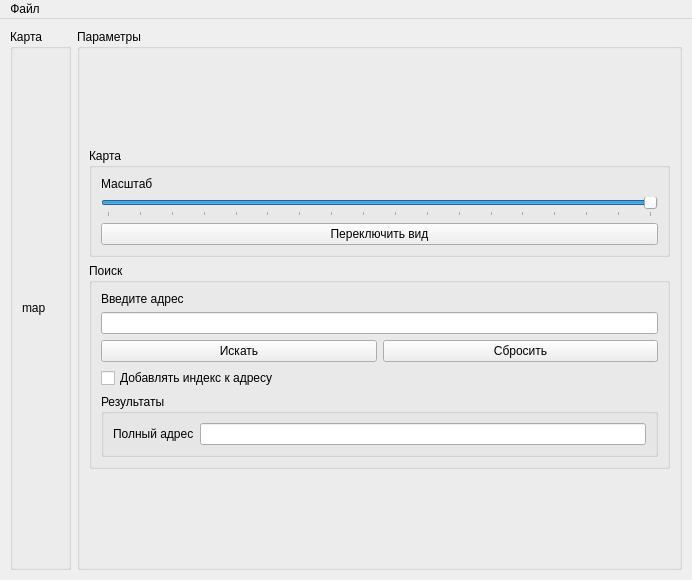
The window that MainWindow.ui (AquaUseful/yanlic-bigyamaps) describes before a commit, drawn with Qt 5.
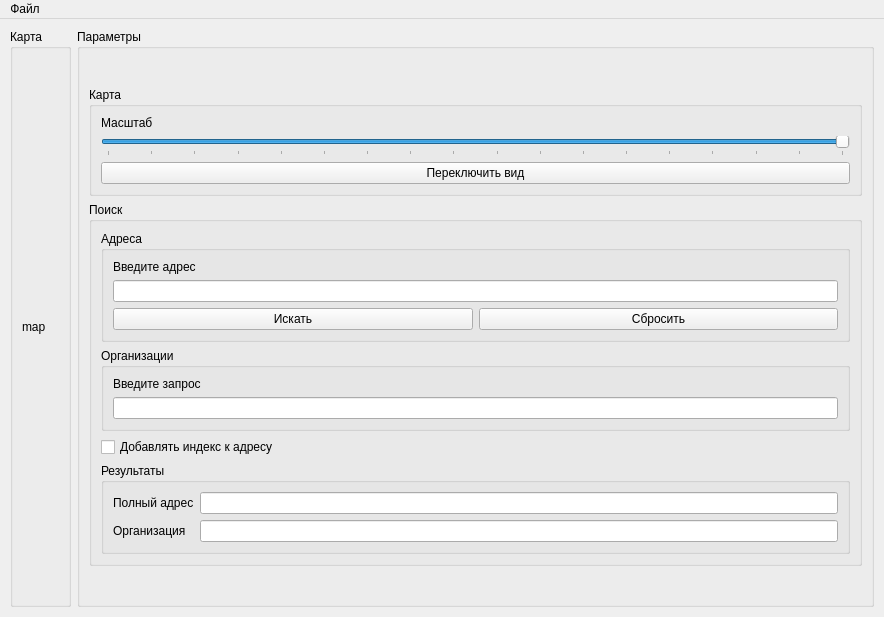
The same window after the commit. Custom widgets are drawn as their Qt base class.

Commit message: Add organization search (buggy)

What changed in the file:
```diff
--- a/MainWindow.ui
+++ b/MainWindow.ui
@@ -6,8 +6,8 @@
    <rect>
     <x>0</x>
     <y>0</y>
-    <width>692</width>
-    <height>580</height>
+    <width>884</width>
+    <height>617</height>
    </rect>
   </property>
   <property name="focusPolicy">
@@ -35,14 +35,46 @@
       <property name="title">
        <string>Карта</string>
       </property>
-      <layout class="QGridLayout" name="gridLayout">
-       <item row="0" column="0">
-        <widget class="QLabel" name="label_map">
+      <layout class="QVBoxLayout" name="verticalLayout_4">
+       <item>
+        <spacer name="verticalSpacer_3">
+         <property name="orientation">
+          <enum>Qt::Vertical</enum>
+         </property>
+         <property name="sizeHint" stdset="0">
+          <size>
+           <width>20</width>
+           <height>40</height>
+          </size>
+         </property>
+        </spacer>
+       </item>
+       <item>
+        <widget class="QLabel_clickable" name="label_map">
+         <property name="sizePolicy">
+          <sizepolicy hsizetype="Preferred" vsizetype="Preferred">
+           <horstretch>0</horstretch>
+           <verstretch>0</verstretch>
+          </sizepolicy>
+         </property>
          <property name="text">
           <string>map</string>
          </property>
         </widget>
        </item>
+       <item>
+        <spacer name="verticalSpacer_4">
+         <property name="orientation">
+          <enum>Qt::Vertical</enum>
+         </property>
+         <property name="sizeHint" stdset="0">
+          <size>
+           <width>20</width>
+           <height>40</height>
+          </size>
+         </property>
+        </spacer>
+       </item>
       </layout>
      </widget>
     </item>
@@ -126,6 +158,12 @@
          </property>
          <layout class="QVBoxLayout" name="verticalLayout">
           <item>
+           <widget class="QGroupBox" name="groupBox_7">
+            <property name="title">
+             <string>Адреса</string>
+            </property>
+            <layout class="QVBoxLayout" name="verticalLayout_5">
+             <item>
            <widget class="QLabel" name="label_2">
             <property name="text">
              <string>Введите адрес</string>
@@ -157,6 +195,28 @@
             </item>
            </layout>
           </item>
+            </layout>
+           </widget>
+          </item>
+          <item>
+           <widget class="QGroupBox" name="groupBox_6">
+            <property name="title">
+             <string>Организации</string>
+            </property>
+            <layout class="QVBoxLayout" name="verticalLayout_6">
+             <item>
+              <widget class="QLabel" name="label_5">
+               <property name="text">
+                <string>Введите запрос</string>
+               </property>
+              </widget>
+             </item>
+             <item>
+              <widget class="QLineEdit" name="lineEdit_org_request"/>
+             </item>
+            </layout>
+           </widget>
+          </item>
           <item>
            <widget class="QCheckBox" name="checkBox_add_index">
             <property name="text">
@@ -177,7 +237,14 @@
                </property>
               </widget>
              </item>
-             <item row="0" column="1">
+             <item row="1" column="0">
+              <widget class="QLabel" name="label_4">
+               <property name="text">
+                <string>Организация</string>
+               </property>
+              </widget>
+             </item>
+             <item row="0" column="2">
               <widget class="QLineEdit" name="lineEdit_address">
                <property name="focusPolicy">
                 <enum>Qt::ClickFocus</enum>
@@ -187,6 +254,13 @@
                </property>
               </widget>
              </item>
+             <item row="1" column="2">
+              <widget class="QLineEdit" name="lineEdit_org">
+               <property name="readOnly">
+                <bool>true</bool>
+               </property>
+              </widget>
+             </item>
             </layout>
            </widget>
           </item>
@@ -216,7 +290,7 @@
     <rect>
      <x>0</x>
      <y>0</y>
-     <width>692</width>
+     <width>884</width>
      <height>21</height>
     </rect>
    </property>
@@ -234,6 +308,13 @@
    </property>
   </action>
  </widget>
+ <customwidgets>
+  <customwidget>
+   <class>QLabel_clickable</class>
+   <extends>QLabel</extends>
+   <header>qlabel_clickable.h</header>
+  </customwidget>
+ </customwidgets>
  <resources/>
  <connections/>
 </ui>
```
Lines whose indentation alone changed are shown as unchanged. The commit also changes 1 other file.
